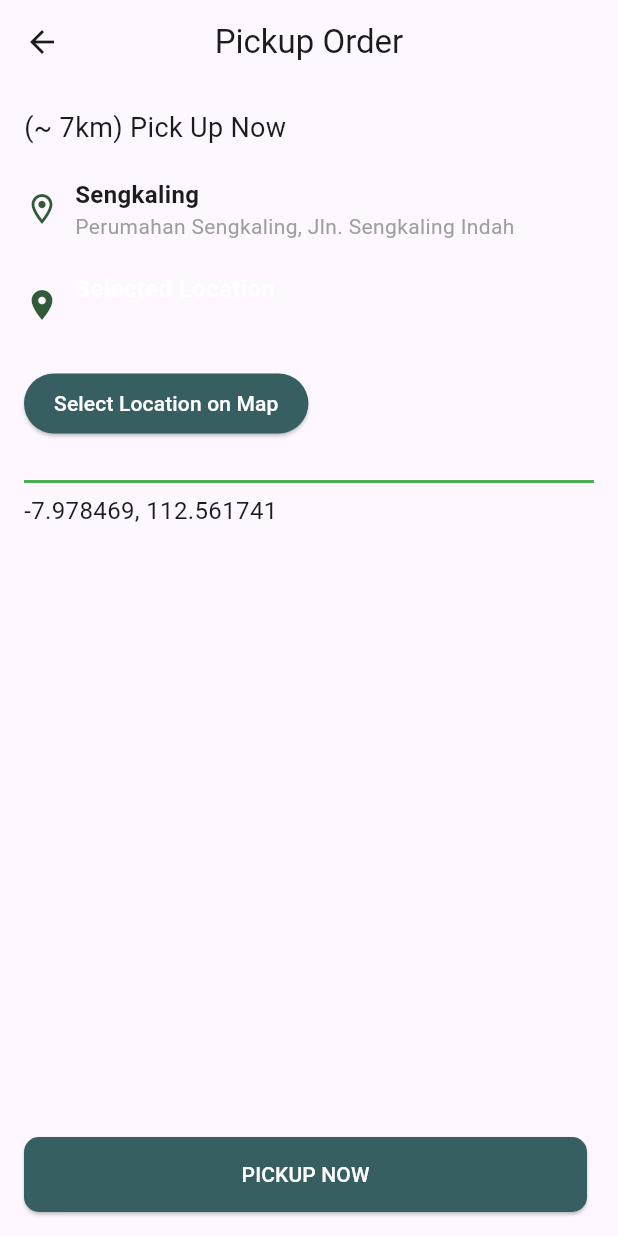
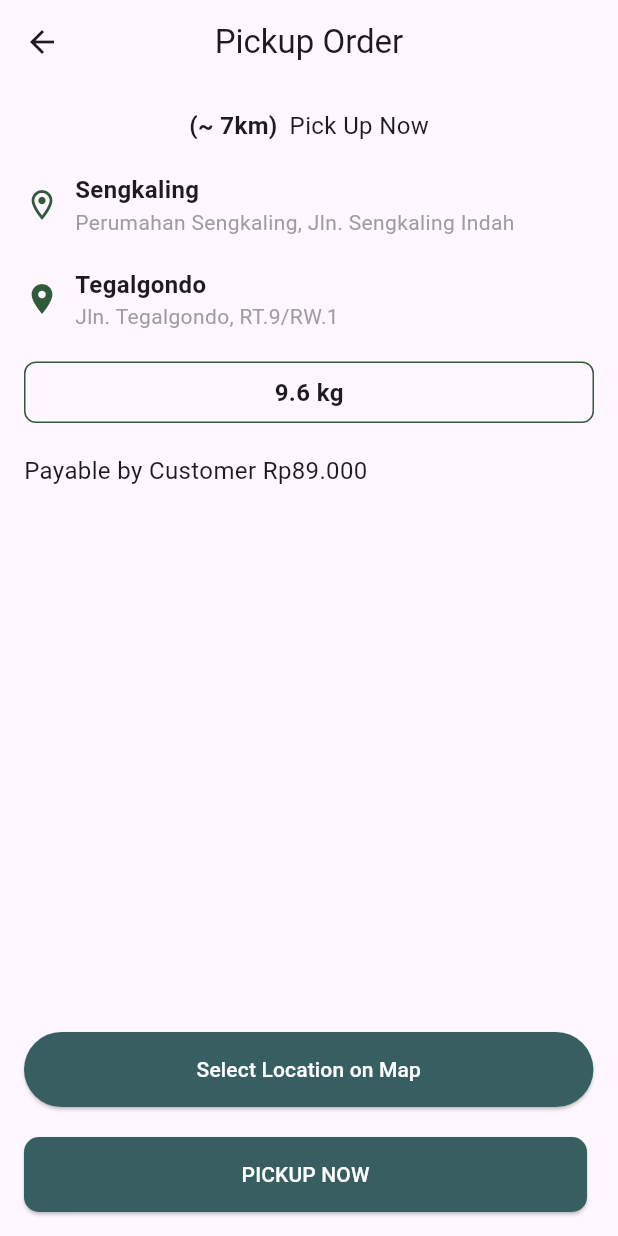
Before and after one commit to IkbarSulistio/Lawndre_Project, a Flutter app: the PickupOrderView screen opened by its route, on a phone screen of 412 x 824 dp. Run offline on Flutter 3.47's test engine with Material 3 defaults, Android fonts, the phone set to English and light mode, and no system bars; our stand-ins replace font_awesome_flutter, geocoding, get, google_maps_flutter, image_picker.

Commit message:
lawndre_project

```diff
--- a/lib/app/modules/pickup_order/views/pickup_order_view.dart
+++ b/lib/app/modules/pickup_order/views/pickup_order_view.dart
@@ -12,15 +12,34 @@ class PickupOrderView extends StatelessWidget {
       appBar: AppBar(
         title: Text('Pickup Order'),
         centerTitle: true,
+        leading: IconButton(
+          icon: Icon(Icons.arrow_back),
+          onPressed: () => Get.back(),
+        ),
       ),
       body: Padding(
         padding: const EdgeInsets.all(16.0),
         child: Column(
           crossAxisAlignment: CrossAxisAlignment.start,
           children: [
-            Text('(~ 7km) Pick Up Now', style: TextStyle(fontSize: 18),),
+            // Detail jarak dan waktu pickup
+            Row(
+              mainAxisAlignment: MainAxisAlignment.center,
+              children: [
+                Text(
+                  '(~ 7km)',  // Anda dapat mengganti ini dengan variabel jarak dinamis
+                  style: TextStyle(fontSize: 16, fontWeight: FontWeight.bold),
+                ),
+                SizedBox(width: 8),
+                Text(
+                  'Pick Up Now',
+                  style: TextStyle(fontSize: 16),
+                ),
+              ],
+            ),
+            SizedBox(height: 20),
 
-            SizedBox(height: 20),
+            // Lokasi 1
             Row(
               children: [
                 Icon(Icons.location_on_outlined, color: Color.fromRGBO(49, 90, 57, 1)),
@@ -35,6 +54,8 @@ class PickupOrderView extends StatelessWidget {
               ],
             ),
             SizedBox(height: 20),
+
+            // Lokasi 2
             Row(
               children: [
                 Icon(Icons.location_on, color: Color.fromRGBO(49, 90, 57, 1)),
@@ -42,30 +63,57 @@ class PickupOrderView extends StatelessWidget {
                 Column(
                   crossAxisAlignment: CrossAxisAlignment.start,
                   children: [
-                    Text('Selected Location', style: TextStyle(fontSize: 16, fontWeight: FontWeight.bold, color: Colors.white)),
-                    Obx(() => Text(controller.selectedAddress.value, style: TextStyle(color: Colors.grey))),
+                    Text('Tegalgondo', style: TextStyle(fontSize: 16, fontWeight: FontWeight.bold)),
+                    Text('Jln. Tegalgondo, RT.9/RW.1', style: TextStyle(color: Colors.grey)),
                   ],
                 ),
               ],
             ),
             SizedBox(height: 20),
+
+            // Berat barang
+            Container(
+              padding: const EdgeInsets.symmetric(horizontal: 12.0, vertical: 8.0),
+              decoration: BoxDecoration(
+                border: Border.all(color: Color.fromRGBO(49, 90, 57, 1)),
+                borderRadius: BorderRadius.circular(8.0),
+              ),
+              child: Row(
+                mainAxisAlignment: MainAxisAlignment.center,
+                children: [
+                  Text(
+                    '9.6 kg',  // Anda dapat mengganti ini dengan variabel berat dinamis
+                    style: TextStyle(fontSize: 16, fontWeight: FontWeight.bold),
+                  ),
+                ],
+              ),
+            ),
+            SizedBox(height: 20),
+
+            // Harga yang harus dibayarkan oleh pelanggan
+            Text(
+              'Payable by Customer Rp89.000',  // Ganti dengan harga dinamis
+              style: TextStyle(fontSize: 16),
+            ),
+            Spacer(),
+
+            // Tombol untuk memilih lokasi di peta
             ElevatedButton(
               onPressed: () {
                 Get.to(() => MapWidget()); // Navigate to map page
               },
-              child: Text('Select Location on Map', style: TextStyle(color: Colors.white)),
+              child: Text('Select Location on Map', style: TextStyle(color: Colors.white),),
               style: ElevatedButton.styleFrom(
-                padding: EdgeInsets.symmetric(vertical: 10, horizontal: 20),
+                padding: EdgeInsets.symmetric(vertical: 15, horizontal: 115),
                 backgroundColor: Color.fromRGBO(55, 94, 97, 1),
               ),
             ),
             SizedBox(height: 20),
-            Divider(thickness: 2, color: Colors.green),
-            Obx(() => Text('${controller.selectedLatLng.value.latitude}, ${controller.selectedLatLng.value.longitude}', style: TextStyle(fontSize: 16))),
-            Spacer(),
+
+            // Tombol Pickup Now
             ElevatedButton(
               onPressed: () {
-                // Process pickup logic
+                // Logic for pickup action
               },
               child: Text('PICKUP NOW', style: TextStyle(color: Colors.white)),
               style: ElevatedButton.styleFrom(
```
